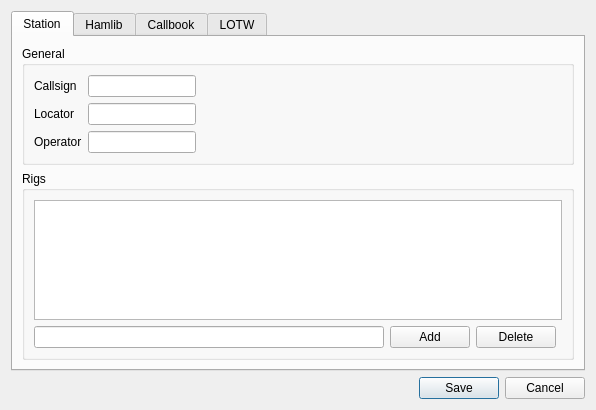
Above: ui/SettingsDialog.ui from 7h0ma5/QLog before the change. Below: the same form after it.
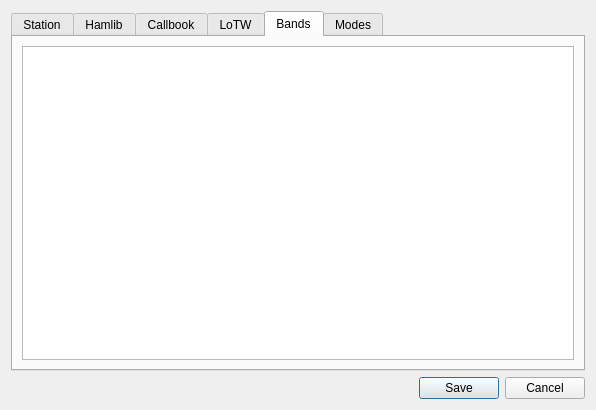
That is the form after the change. The open tabs and pages were chosen to show the change.

Commit message: Add band and mode table to settings dialog

What changed in the file:
```diff
--- a/ui/SettingsDialog.ui
+++ b/ui/SettingsDialog.ui
@@ -229,7 +229,7 @@
      </widget>
      <widget class="QWidget" name="tab_4">
       <attribute name="title">
-       <string>LOTW</string>
+       <string>LoTW</string>
       </attribute>
       <layout class="QGridLayout" name="gridLayout_6">
        <item row="0" column="0">
@@ -280,6 +280,26 @@
        </item>
       </layout>
      </widget>
+     <widget class="QWidget" name="tab_5">
+      <attribute name="title">
+       <string>Bands</string>
+      </attribute>
+      <layout class="QVBoxLayout" name="verticalLayout_2">
+       <item>
+        <widget class="QTableView" name="bandTableView"/>
+       </item>
+      </layout>
+     </widget>
+     <widget class="QWidget" name="tab_6">
+      <attribute name="title">
+       <string>Modes</string>
+      </attribute>
+      <layout class="QVBoxLayout" name="verticalLayout_3">
+       <item>
+        <widget class="QTableView" name="modeTableView"/>
+       </item>
+      </layout>
+     </widget>
     </widget>
    </item>
    <item row="1" column="0">
```
The commit also changes 2 other files.
